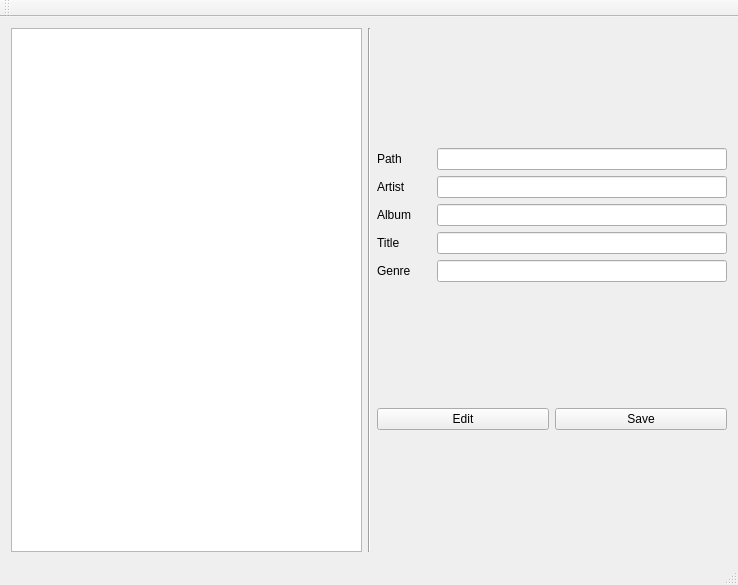
Above: app/resources/mainwindow.ui from anovotarsk/utag before the change. Below: the same form after it.
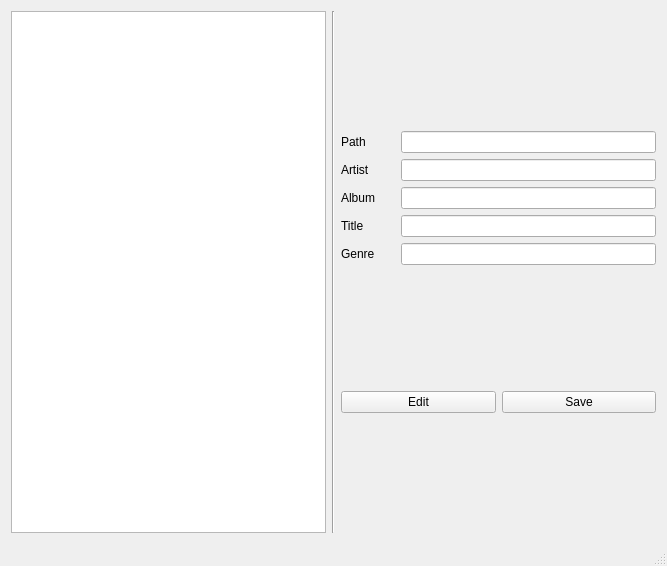
That is the form after the change.

```diff
--- a/app/resources/mainwindow.ui
+++ b/app/resources/mainwindow.ui
@@ -6,8 +6,8 @@
    <rect>
     <x>0</x>
     <y>0</y>
-    <width>738</width>
-    <height>585</height>
+    <width>667</width>
+    <height>566</height>
    </rect>
   </property>
   <property name="minimumSize">
@@ -109,24 +109,6 @@
     </item>
    </layout>
   </widget>
-  <widget class="QMenuBar" name="menuBar">
-   <property name="geometry">
-    <rect>
-     <x>0</x>
-     <y>0</y>
-     <width>738</width>
-     <height>22</height>
-    </rect>
-   </property>
-  </widget>
-  <widget class="QToolBar" name="mainToolBar">
-   <attribute name="toolBarArea">
-    <enum>TopToolBarArea</enum>
-   </attribute>
-   <attribute name="toolBarBreak">
-    <bool>false</bool>
-   </attribute>
-  </widget>
   <widget class="QStatusBar" name="statusBar"/>
  </widget>
  <layoutdefault spacing="6" margin="11"/>
```
